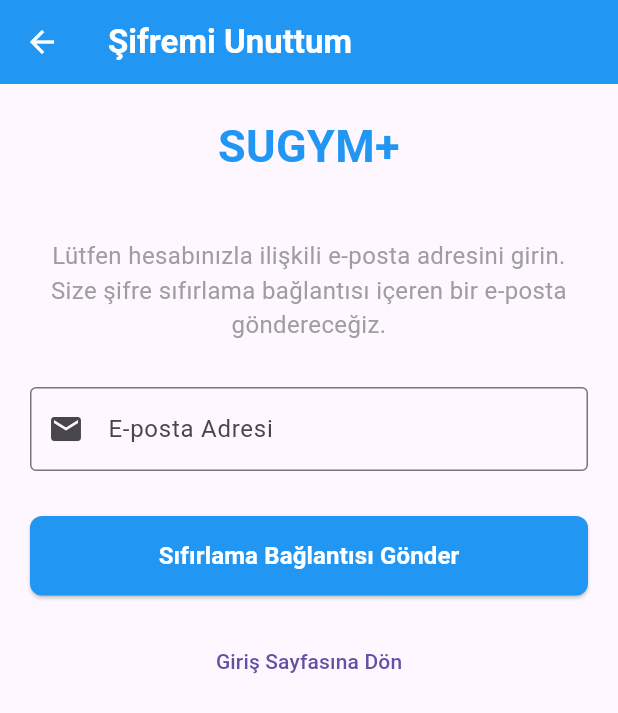
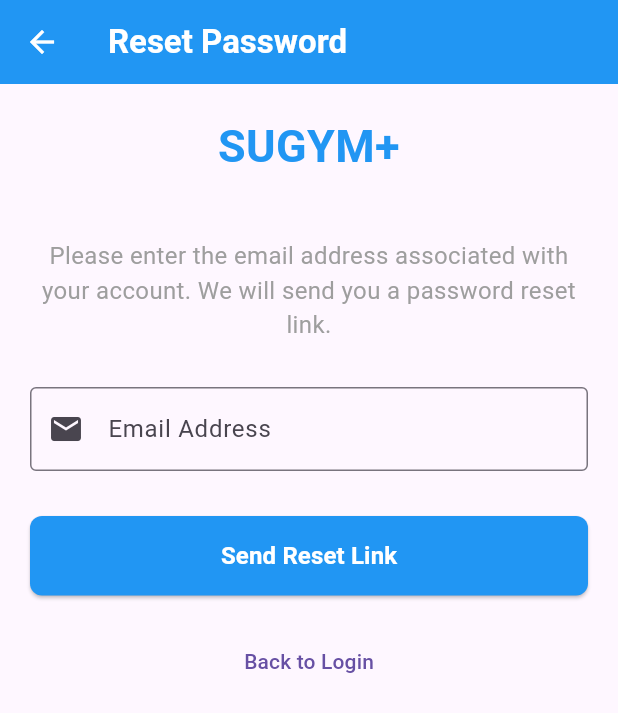
Before and after one commit to musaers/cs310_group_23_project, a Flutter app: the ForgotPasswordScreen screen opened by its route, on a phone screen of 412 x 824 dp. Shown: the top 713 px of the screen. Run offline on Flutter 3.47's test engine with Material 3 defaults, Android fonts, the phone set to English and light mode, and no system bars; our stand-ins replace cloud_firestore, firebase_analytics, firebase_auth, firebase_core, firebase_messaging, firebase_storage and 3 more; accounts and stored records are empty; network calls fail; Roboto replaces fonts that are missing (Ubuntu).

Commit message:
Update forgot_password_screen.dart

```diff
--- a/SUGYM--main/su_gym/lib/screens/auth/forgot_password_screen.dart
+++ b/SUGYM--main/su_gym/lib/screens/auth/forgot_password_screen.dart
@@ -1,6 +1,7 @@
-// lib/screens/auth/forgot_password_screen.dart
 import 'package:flutter/material.dart';
 import 'package:google_fonts/google_fonts.dart';
+import 'package:firebase_auth/firebase_auth.dart';
+import '../../services/service_provider.dart';
 
 class ForgotPasswordScreen extends StatefulWidget {
   const ForgotPasswordScreen({super.key});
@@ -14,6 +15,7 @@ class _ForgotPasswordScreenState extends State<ForgotPasswordScreen> {
   final TextEditingController _emailController = TextEditingController();
   bool _isLoading = false;
   bool _emailSent = false;
+  String _errorMessage = '';
 
   @override
   void dispose() {
@@ -21,35 +23,62 @@ class _ForgotPasswordScreenState extends State<ForgotPasswordScreen> {
     super.dispose();
   }
 
-  // E-posta kontrolü
+  // Email validation
   String? _validateEmail(String? value) {
     if (value == null || value.isEmpty) {
-      return 'E-posta adresi giriniz';
+      return 'Please enter your email address';
     }
 
     final emailRegex = RegExp(
       r'^[a-zA-Z0-9._%+-]+@[a-zA-Z0-9.-]+\.[a-zA-Z]{2,}$',
     );
     if (!emailRegex.hasMatch(value)) {
-      return 'Geçerli bir e-posta adresi giriniz';
+      return 'Please enter a valid email address';
     }
 
     return null;
   }
 
-  // Şifre sıfırlama e-postası gönderme
-  void _sendResetEmail() {
-    if (_formKey.currentState!.validate()) {
+  // Send password reset email
+  Future<void> _sendResetEmail() async {
+    if (!_formKey.currentState!.validate()) return;
+
+    setState(() {
+      _isLoading = true;
+      _errorMessage = '';
+    });
+
+    try {
+      // Get auth service from context
+      final authService = context.authService;
+
+      // Send password reset email
+      await authService.resetPassword(_emailController.text.trim());
+
+      // Show success message
       setState(() {
-        _isLoading = true;
+        _emailSent = true;
       });
-
-      // Simüle edilmiş e-posta gönderme
-      Future.delayed(const Duration(seconds: 2), () {
-        setState(() {
-          _isLoading = false;
-          _emailSent = true;
-        });
+    } on FirebaseAuthException catch (e) {
+      setState(() {
+        switch (e.code) {
+          case 'user-not-found':
+            _errorMessage = 'No user found with this email address.';
+            break;
+          case 'invalid-email':
+            _errorMessage = 'The email address is not valid.';
+            break;
+          default:
+            _errorMessage = 'An error occurred: ${e.message}';
+        }
+      });
+    } catch (e) {
+      setState(() {
+        _errorMessage = 'An unexpected error occurred. Please try again.';
+      });
+    } finally {
+      setState(() {
+        _isLoading = false;
       });
     }
   }
@@ -59,7 +88,7 @@ class _ForgotPasswordScreenState extends State<ForgotPasswordScreen> {
     return Scaffold(
       appBar: AppBar(
         title: Text(
-          'Şifremi Unuttum',
+          'Reset Password',
           style: GoogleFonts.ubuntu(
             color: Colors.white,
             fontWeight: FontWeight.bold,
@@ -74,14 +103,14 @@ class _ForgotPasswordScreenState extends State<ForgotPasswordScreen> {
     );
   }
 
-  // Form widget'ı
+  // Form widget
   Widget _buildForm() {
     return Form(
       key: _formKey,
       child: Column(
         crossAxisAlignment: CrossAxisAlignment.stretch,
         children: [
-          // Logo ve başlık
+          // Logo and title
           Text(
             'SUGYM+',
             style: GoogleFonts.ubuntu(
@@ -93,20 +122,38 @@ class _ForgotPasswordScreenState extends State<ForgotPasswordScreen> {
           ),
           const SizedBox(height: 40),
 
-          // Bilgi metni
+          // Info text
           Text(
-            'Lütfen hesabınızla ilişkili e-posta adresini girin. Size şifre sıfırlama bağlantısı içeren bir e-posta göndereceğiz.',
+            'Please enter the email address associated with your account. We will send you a password reset link.',
             style: GoogleFonts.ubuntu(fontSize: 16, color: Colors.grey),
             textAlign: TextAlign.center,
           ),
           const SizedBox(height: 30),
 
-          // E-posta girişi
+          // Error message (if any)
+          if (_errorMessage.isNotEmpty)
+            Container(
+              padding: const EdgeInsets.all(10),
+              margin: const EdgeInsets.only(bottom: 16),
+              decoration: BoxDecoration(
+                color: Colors.red.withOpacity(0.9),
+                borderRadius: BorderRadius.circular(8),
+              ),
+              child: Text(
+                _errorMessage,
+                style: GoogleFonts.ubuntu(
+                  color: Colors.white,
+                  fontWeight: FontWeight.bold,
+                ),
+              ),
+            ),
+
+          // Email input
           TextFormField(
             controller: _emailController,
             style: GoogleFonts.ubuntu(),
             decoration: InputDecoration(
-              labelText: 'E-posta Adresi',
+              labelText: 'Email Address',
               labelStyle: GoogleFonts.ubuntu(),
               border: const OutlineInputBorder(),
               prefixIcon: const Icon(Icons.email),
@@ -117,7 +164,7 @@ class _ForgotPasswordScreenState extends State<ForgotPasswordScreen> {
           ),
           const SizedBox(height: 30),
 
-          // Gönder düğmesi
+          // Submit button
           _isLoading
               ? const Center(child: CircularProgressIndicator())
               : ElevatedButton(
@@ -131,7 +178,7 @@ class _ForgotPasswordScreenState extends State<ForgotPasswordScreen> {
                 ),
                 onPressed: _sendResetEmail,
                 child: Text(
-                  'Sıfırlama Bağlantısı Gönder',
+                  'Send Reset Link',
                   style: GoogleFonts.ubuntu(
                     fontSize: 16,
                     fontWeight: FontWeight.bold,
@@ -140,19 +187,19 @@ class _ForgotPasswordScreenState extends State<ForgotPasswordScreen> {
               ),
           const SizedBox(height: 20),
 
-          // Giriş sayfasına dönüş
+          // Back to login link
           TextButton(
             onPressed: () {
               Navigator.pushReplacementNamed(context, '/login');
             },
-            child: Text('Giriş Sayfasına Dön', style: GoogleFonts.ubuntu()),
+            child: Text('Back to Login', style: GoogleFonts.ubuntu()),
           ),
         ],
       ),
     );
   }
 
-  // Başarı mesajı widget'ı
+  // Success message widget
   Widget _buildSuccessMessage() {
     return Column(
       mainAxisAlignment: MainAxisAlignment.center,
@@ -160,12 +207,12 @@ class _ForgotPasswordScreenState extends State<ForgotPasswordScreen> {
         const Icon(Icons.check_circle, color: Colors.green, size: 80),
         const SizedBox(height: 24),
         Text(
-          'Sıfırlama Bağlantısı Gönderildi',
+          'Reset Link Sent',
           style: GoogleFonts.ubuntu(fontSize: 24, fontWeight: FontWeight.bold),
         ),
         const SizedBox(height: 16),
         Text(
-          'Şifre sıfırlama talimatları ${_emailController.text} adresine gönderildi. Lütfen e-postanızı kontrol edin.',
+          'Password reset instructions have been sent to ${_emailController.text}. Please check your email and follow the link to reset your password.',
           style: GoogleFonts.ubuntu(fontSize: 16, color: Colors.grey),
           textAlign: TextAlign.center,
         ),
@@ -183,7 +230,7 @@ class _ForgotPasswordScreenState extends State<ForgotPasswordScreen> {
             Navigator.pushReplacementNamed(context, '/login');
           },
           child: Text(
-            'Giriş Sayfasına Dön',
+            'Back to Login',
             style: GoogleFonts.ubuntu(
               fontSize: 16,
               fontWeight: FontWeight.bold,
```
